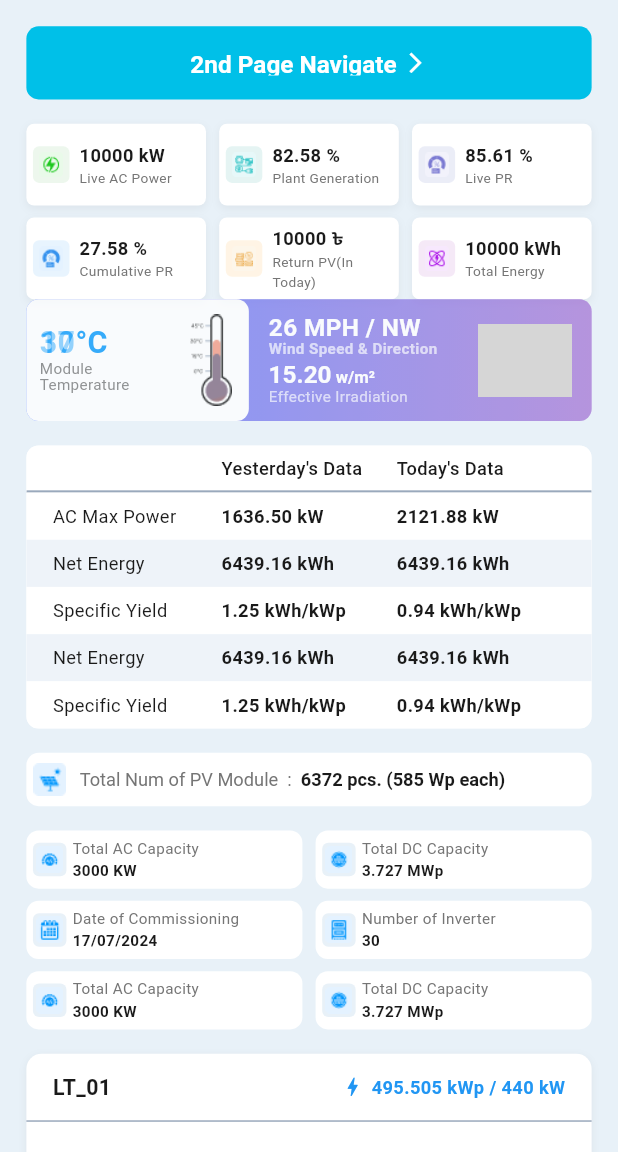
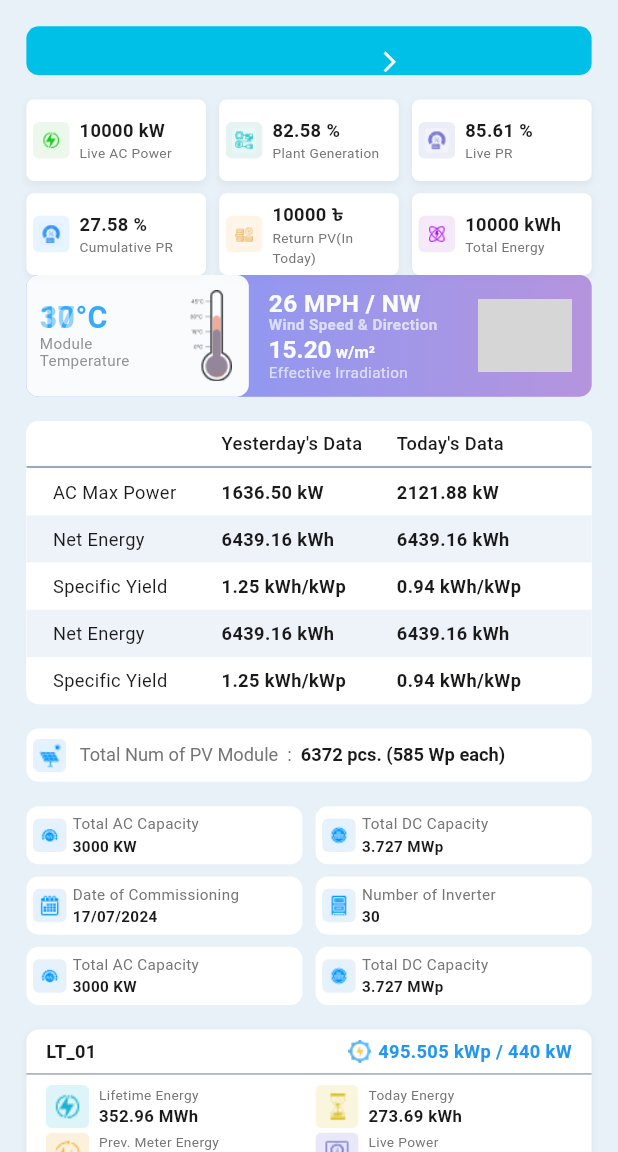
Before and after one commit to azizur-rahaman/scube-flutter-assignment, a Flutter app: the MonitoringPage screen opened by its route, after a tap on "2nd Page Navigate", on a phone screen of 412 x 824 dp, the part 84-1236 px from its top. Run offline on Flutter 3.47's test engine with Material 3 defaults, Android fonts, the phone set to English and light mode, and no system bars; our stand-ins replace dartz, equatable, flutter_bloc, flutter_screenutil, get_it, go_router and 2 more; project files that could hold a hidden picture were left out; grey boxes are pictures that could not be loaded.

Commit message:
Refactor InverterList with new assets and constants, update MonitoringPage UI

```diff
--- a/lib/core/constants/app_sizes.dart
+++ b/lib/core/constants/app_sizes.dart
@@ -31,6 +31,7 @@
   static double s16 = 16.h;
   static double s22 = 22.h;
   static double s24 = 24.h;
+  static double s26 = 26.w;
   static double s30 = 30.w;
   static double s31 = 31.h;
   static double s32 = 32.h;
@@ -42,6 +43,7 @@
   static double s57 = 57.w;
   static double s60 = 60.h;
   static double s80 = 80.h;
+  static double s103 = 103.h;
   static double s120 = 120.w;
   static double s135 = 135.w;
 
--- a/lib/core/constants/app_strings.dart
+++ b/lib/core/constants/app_strings.dart
@@ -39,4 +39,10 @@
   static const String acMaxPower = 'AC Max Power';
   static const String netEnergy = 'Net Energy';
   static const String specificYield = 'Specific Yield';
+
+  // Inverter List
+  static const String lifetimeEnergy = 'Lifetime Energy';
+  static const String todayEnergy = 'Today Energy';
+  static const String prevMeterEnergy = 'Prev. Meter Energy';
+  static const String livePower = 'Live Power';
 }
--- a/lib/core/constants/asset_manager.dart
+++ b/lib/core/constants/asset_manager.dart
@@ -35,4 +35,13 @@
       '$_basePath/icons/date-of-commissioning.png';
   static const String numberOfInverterIcon =
       '$_basePath/icons/number-of-inverter.png';
+
+  // Inverter Grid Icons
+  static const String lifeEnergyIcon = '$_basePath/icons/life-energy.png';
+  static const String livePowerIcon = '$_basePath/icons/live-power.png';
+  static const String prevMeterEnergyIcon =
+      '$_basePath/icons/prev-meter-energy.png';
+  static const String todayEnergyIcon = '$_basePath/icons/today-energy.png';
+  static const String inverterPowerHeaderIcon =
+      '$_basePath/icons/inverter-power-header-icon.png';
 }
--- a/lib/core/theme/app_colors.dart
+++ b/lib/core/theme/app_colors.dart
@@ -41,6 +41,12 @@
   static const Color error = Color(0xFFE53935);
   static const Color notificationRed = Colors.red;
 
+  // Status Colors
+  static const Color infoBg = Color(0xFFE1F5FE); // lightBlue.shade50
+  static const Color warningBg = Color(0xFFFFF8E1); // amber.shade50
+  static const Color errorBg = Color(0xFFFFF3E0); // orange.shade50
+  static const Color successBg = Color(0xFFF3E5F5); // purple.shade50
+
   // Specific UI Elements
   static const Color inputBorder = Color(0xFF9AA9BC);
   static const Color divider = Color(0xFFEEEEEE);
--- a/lib/features/monitoring/presentation/pages/monitoring_page.dart
+++ b/lib/features/monitoring/presentation/pages/monitoring_page.dart
@@ -85,7 +85,7 @@
                     // Navigate Button
                     SizedBox(
                       width: double.infinity,
-                      height: AppSizes.s48,
+                      height: AppSizes.s32,
                       child: ElevatedButton(
                         onPressed: () {},
                         style: ElevatedButton.styleFrom(
@@ -102,7 +102,7 @@
                             Text(
                               AppStrings.navigateButton,
                               style: TextStyle(
-                                fontSize: AppSizes.font16,
+                                fontSize: AppSizes.font12,
                                 fontWeight: FontWeight.bold,
                                 color: AppColors.textInverse,
                               ),
--- a/lib/features/monitoring/presentation/widgets/inverter_list.dart
+++ b/lib/features/monitoring/presentation/widgets/inverter_list.dart
@@ -2,6 +2,8 @@
 import 'package:flutter_screenutil/flutter_screenutil.dart';
 import '../../../../core/constants/app_sizes.dart';
 import '../../../../core/theme/app_colors.dart';
+import '../../../../core/constants/asset_manager.dart';
+import '../../../../core/constants/app_strings.dart';
 import '../../domain/entities/monitoring_data.dart';
 
 class InverterList extends StatelessWidget {
@@ -27,10 +29,11 @@
   @override
   Widget build(BuildContext context) {
     return Container(
+      height: AppSizes.s103, // Fixed height per user request
       margin: EdgeInsets.only(bottom: AppSizes.p16),
       decoration: BoxDecoration(
         color: AppColors.surface,
-        borderRadius: BorderRadius.circular(10.r),
+        borderRadius: BorderRadius.circular(AppSizes.r8),
         boxShadow: [
           BoxShadow(
             color: Colors.black.withOpacity(0.05),
@@ -43,7 +46,7 @@
         children: [
           // Header
           Container(
-            padding: EdgeInsets.symmetric(horizontal: 16.w, vertical: 12.h),
+            padding: EdgeInsets.symmetric(horizontal: 12.w, vertical: 6.h),
             decoration: BoxDecoration(
               border: Border(bottom: BorderSide(color: AppColors.inputBorder)),
             ),
@@ -53,14 +56,19 @@
                 Text(
                   inverter.id,
                   style: TextStyle(
-                    fontSize: 14.sp,
+                    fontSize: 12.sp,
                     fontWeight: FontWeight.bold,
                     color: AppColors.textPrimary,
                   ),
                 ),
                 Row(
                   children: [
-                    Icon(Icons.bolt, color: Colors.blue, size: 16.sp),
+                    Image.asset(
+                      AssetManager.inverterPowerHeaderIcon,
+                      width: 14.w,
+                      height: 14.w,
+                      fit: BoxFit.contain,
+                    ),
                     SizedBox(width: 4.w),
                     Text(
                       inverter.currentPower,
@@ -75,46 +83,59 @@
               ],
             ),
           ),
-          // Body Grid
-          Padding(
-            padding: EdgeInsets.all(16.w),
-            child: GridView.count(
-              shrinkWrap: true,
-              physics: const NeverScrollableScrollPhysics(),
-              crossAxisCount: 2,
-              childAspectRatio: 2.5,
-              mainAxisSpacing: 12.h,
-              crossAxisSpacing: 16.w,
+          // Body
+          Expanded(
+            child: Padding(
+              padding: EdgeInsets.symmetric(horizontal: 12.w, vertical: 4.h),
+              child: Column(
+                mainAxisAlignment: MainAxisAlignment.spaceEvenly,
                 children: [
-                _InfoItem(
-                  icon: Icons.electric_bolt,
-                  label: 'Lifetime Energy',
+                  // Row 1
+                  Row(
+                    children: [
+                      Expanded(
+                        child: _InfoItem(
+                          iconPath: AssetManager.lifeEnergyIcon,
+                          label: AppStrings.lifetimeEnergy,
                           value: inverter.lifetimeEnergy,
-                  iconBg: Colors.lightBlue.shade50,
-                  iconColor: Colors.lightBlue,
+                          iconBg: AppColors.infoBg,
                         ),
-                _InfoItem(
-                  icon: Icons.hourglass_bottom,
-                  label: 'Today Energy',
+                      ),
+                      SizedBox(width: AppSizes.p8),
+                      Expanded(
+                        child: _InfoItem(
+                          iconPath: AssetManager.todayEnergyIcon,
+                          label: AppStrings.todayEnergy,
                           value: inverter.todayEnergy,
-                  iconBg: Colors.amber.shade50,
-                  iconColor: Colors.amber,
+                          iconBg: AppColors.warningBg,
                         ),
-                _InfoItem(
-                  icon: Icons.history, // Placeholder for meter
-                  label: 'Prev. Meter Energy',
-                  value: inverter.prevMeterEnergy,
-                  iconBg: Colors.orange.shade50,
-                  iconColor: Colors.orange,
-                ),
-                _InfoItem(
-                  icon: Icons.speed,
-                  label: 'Live Power',
-                  value: inverter.livePower,
-                  iconBg: Colors.purple.shade50,
-                  iconColor: Colors.purple,
                       ),
                     ],
+                  ),
+                  // Row 2
+                  Row(
+                    children: [
+                      Expanded(
+                        child: _InfoItem(
+                          iconPath: AssetManager.prevMeterEnergyIcon,
+                          label: AppStrings.prevMeterEnergy,
+                          value: inverter.prevMeterEnergy,
+                          iconBg: AppColors.errorBg,
+                        ),
+                      ),
+                      SizedBox(width: AppSizes.p8),
+                      Expanded(
+                        child: _InfoItem(
+                          iconPath: AssetManager.livePowerIcon,
+                          label: AppStrings.livePower,
+                          value: inverter.livePower,
+                          iconBg: AppColors.successBg,
+                        ),
+                      ),
+                    ],
+                  ),
+                ],
+              ),
             ),
           ),
         ],
@@ -124,18 +145,16 @@
 }
 
 class _InfoItem extends StatelessWidget {
-  final IconData icon;
+  final String iconPath;
   final String label;
   final String value;
   final Color iconBg;
-  final Color iconColor;
 
   const _InfoItem({
-    required this.icon,
+    required this.iconPath,
     required this.label,
     required this.value,
     required this.iconBg,
-    required this.iconColor,
   });
 
   @override
@@ -143,28 +162,41 @@
     return Row(
       children: [
         Container(
-          padding: EdgeInsets.all(8.w),
-          decoration: BoxDecoration(color: iconBg, shape: BoxShape.circle),
-          child: Icon(icon, size: 16.sp, color: iconColor),
+          width: AppSizes.s26,
+          height: AppSizes.s26,
+          decoration: BoxDecoration(
+            color: iconBg,
+            borderRadius: BorderRadius.circular(AppSizes.r4),
           ),
-        SizedBox(width: 8.w),
-        Column(
+          child: Image.asset(iconPath, fit: BoxFit.contain),
+        ),
+        SizedBox(width: 6.w),
+        Expanded(
+          child: Column(
             crossAxisAlignment: CrossAxisAlignment.start,
-          mainAxisAlignment: MainAxisAlignment.center,
+            mainAxisSize: MainAxisSize.min,
             children: [
               Text(
                 label,
-              style: TextStyle(fontSize: 10.sp, color: AppColors.textSecondary),
+                style: TextStyle(
+                  fontSize: 9.sp,
+                  color: AppColors.textSecondary,
+                ),
+                maxLines: 1,
+                overflow: TextOverflow.ellipsis,
               ),
               Text(
                 value,
                 style: TextStyle(
-                fontSize: 12.sp,
+                  fontSize: 11.sp,
                   fontWeight: FontWeight.bold,
                   color: AppColors.textPrimary,
                 ),
+                maxLines: 1,
+                overflow: TextOverflow.ellipsis,
               ),
             ],
+          ),
         ),
       ],
     );
```
Also changed, not shown: assets/icons/inverter-power-header-icon.png (added), assets/icons/life-energy.png (renamed from assets/icons/Group 1000011086.png), assets/icons/live-power.png (renamed from assets/icons/Group 1000010987.png), assets/icons/prev-meter-energy.png (renamed from assets/icons/Group 1000010988.png), assets/icons/today-energy.png (renamed from assets/icons/Group 1000011031.png). Lines whose indentation alone changed are shown as unchanged.
